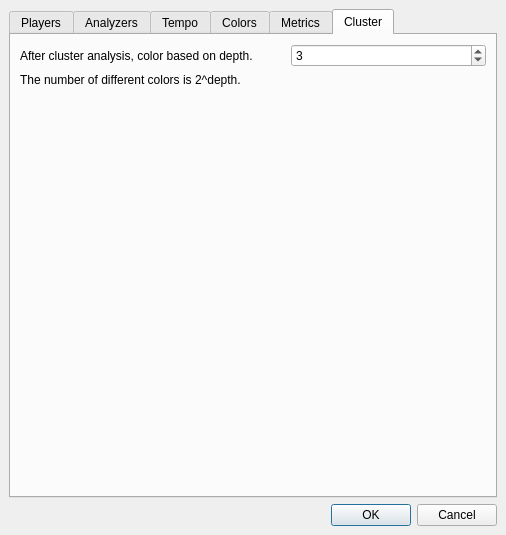
Qt form ui-bpmdj-pref.ui (mihow/bpmdj) before a commit.
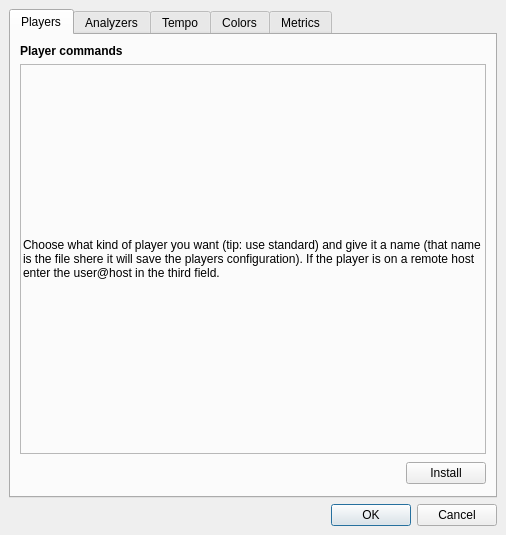
The same form after that commit. The open tabs and pages were chosen to show the change. Custom widgets are drawn as their Qt base class.

The edit to the form file:
```diff
--- a/ui-bpmdj-pref.ui
+++ b/ui-bpmdj-pref.ui
@@ -937,62 +937,6 @@
        </item>
       </layout>
      </widget>
-     <widget class="QWidget" name="tab_7">
-      <attribute name="title">
-       <string>Cluster</string>
-      </attribute>
-      <layout class="QGridLayout">
-       <property name="margin">
-        <number>9</number>
-       </property>
-       <property name="spacing">
-        <number>6</number>
-       </property>
-       <item row="0" column="1">
-        <widget class="QSpinBox" name="clusterDepth">
-         <property name="value">
-          <number>3</number>
-         </property>
-        </widget>
-       </item>
-       <item row="2" column="0">
-        <spacer>
-         <property name="orientation">
-          <enum>Qt::Vertical</enum>
-         </property>
-         <property name="sizeType">
-          <enum>QSizePolicy::Expanding</enum>
-         </property>
-         <property name="sizeHint" stdset="0">
-          <size>
-           <width>265</width>
-           <height>448</height>
-          </size>
-         </property>
-        </spacer>
-       </item>
-       <item row="0" column="0">
-        <widget class="QLabel" name="textLabel1_6">
-         <property name="text">
-          <string>After cluster analysis, color based on depth.</string>
-         </property>
-         <property name="wordWrap">
-          <bool>false</bool>
-         </property>
-        </widget>
-       </item>
-       <item row="1" column="0" colspan="2">
-        <widget class="QLabel" name="textLabel2_5">
-         <property name="text">
-          <string>The number of different colors is 2^depth.</string>
-         </property>
-         <property name="wordWrap">
-          <bool>false</bool>
-         </property>
-        </widget>
-       </item>
-      </layout>
-     </widget>
     </widget>
    </item>
    <item row="1" column="0">
```
